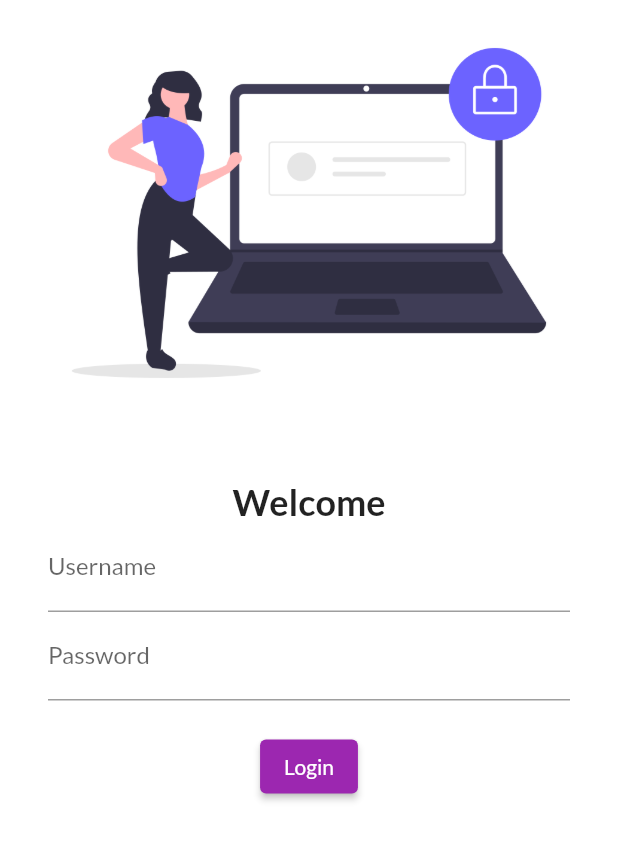
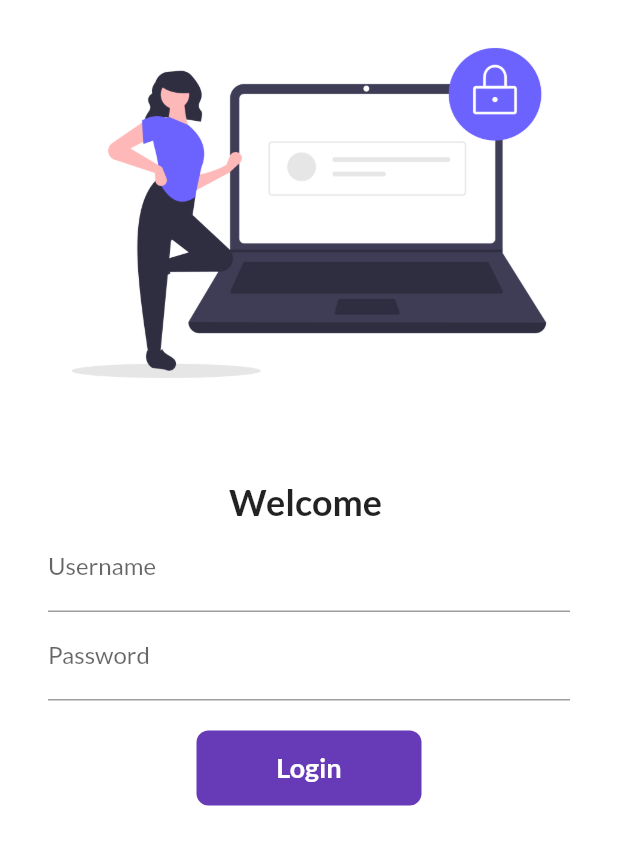
Before and after one commit to hemantvc/30DaysOfFlutter, a Flutter app: the screen it shows after launch, on a phone screen of 412 x 824 dp. Shown: the top 845 px of the screen. Run offline on Flutter 3.47's test engine with Material 2 defaults, Android fonts, the phone set to English and light mode, and no system bars; our stand-ins replace google_fonts.

Commit message:
Day 6 completed

```diff
--- a/lib/pages/login_page.dart
+++ b/lib/pages/login_page.dart
@@ -3,7 +3,14 @@
 import 'package:flutter/material.dart';
 import 'package:flutter_day_1/utils/routes.dart';
 
-class LoginPage extends StatelessWidget {
+class LoginPage extends StatefulWidget {
+  @override
+  State<LoginPage> createState() => _LoginPageState();
+}
+
+class _LoginPageState extends State<LoginPage> {
+  String name = "";
+  bool changeButton = false;
   @override
   Widget build(BuildContext context) {
     return Material(
@@ -23,16 +30,22 @@
                   const EdgeInsets.symmetric(vertical: 16.0, horizontal: 32.0),
               child: Column(
                 children: [
-                  Text("Welcome",
+                  Text("Welcome $name",
                       style: TextStyle(
                         fontSize: 24,
                         fontWeight: FontWeight.bold,
                       )),
                   TextField(
-                      decoration: InputDecoration(
-                    hintText: "Enter username",
-                    labelText: "Username",
-                  )),
+                    decoration: InputDecoration(
+                      hintText: "Enter username",
+                      labelText: "Username",
+                    ),
+                    onChanged: (value) {
+                      setState(() {
+                        name = value;
+                      });
+                    },
+                  ),
                   TextField(
                       obscureText: true,
                       decoration: InputDecoration(
@@ -42,14 +55,49 @@
                   SizedBox(
                     height: 20.0,
                   ),
-                  ElevatedButton(
-                      onPressed: () {
-                        // ignore: avoid_print
-                        print("Hariom");
-                        Navigator.pushNamed(context, MyRoutes.homeRoute);
-                      },
-                      style: TextButton.styleFrom(primary: Colors.white),
-                      child: Text("Login"))
+                  InkWell(
+                    onTap: () async {
+                      setState(() {
+                        changeButton = true;
+                      });
+                      await Future.delayed(Duration(seconds: 1));
+                      Navigator.pushNamed(context, MyRoutes.homeRoute);
+                    },
+                    child: AnimatedContainer(
+                      duration: Duration(seconds: 1),
+                      width: changeButton ? 50 : 150,
+                      height: 50,
+                      alignment: Alignment.center,
+                      child: changeButton
+                          ? Icon(
+                              Icons.done,
+                              color: Colors.white,
+                            )
+                          : Text(
+                              "Login",
+                              style: TextStyle(
+                                  color: Colors.white,
+                                  fontWeight: FontWeight.bold,
+                                  fontSize: 18.0),
+                            ),
+                      decoration: BoxDecoration(
+                        color: Colors.deepPurple,
+                        // shape:
+                        //     changeButton ? BoxShape.circle : BoxShape.rectangle,
+                        borderRadius:
+                            BorderRadius.circular(changeButton ? 50 : 8),
+                      ),
+                    ),
+                  )
+                  // ElevatedButton(
+                  //   onPressed: () {
+                  //     // ignore: avoid_print
+                  //     // print("Hariom");
+                  //     Navigator.pushNamed(context, MyRoutes.homeRoute);
+                  //   },
+                  //   style: TextButton.styleFrom(minimumSize: Size(150, 40)),
+                  //   child: Text("Login"),
+                  // )
                 ],
               ),
             )
```
